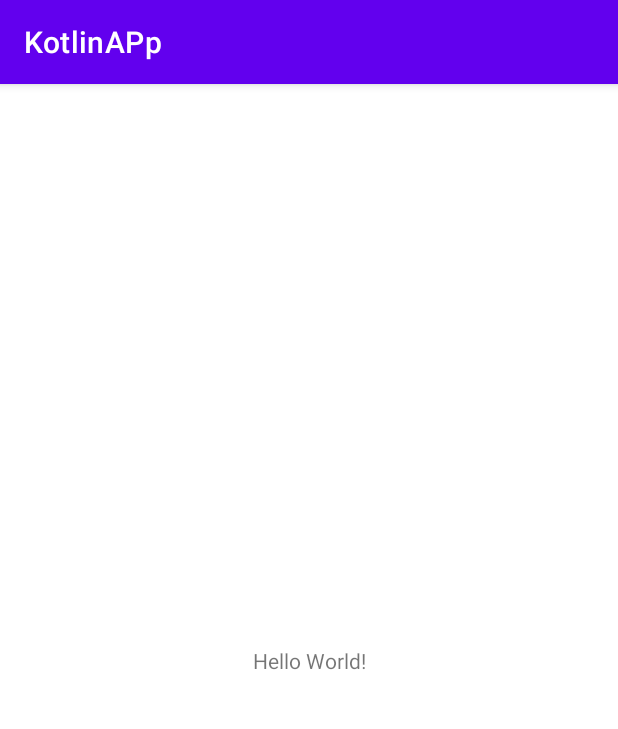
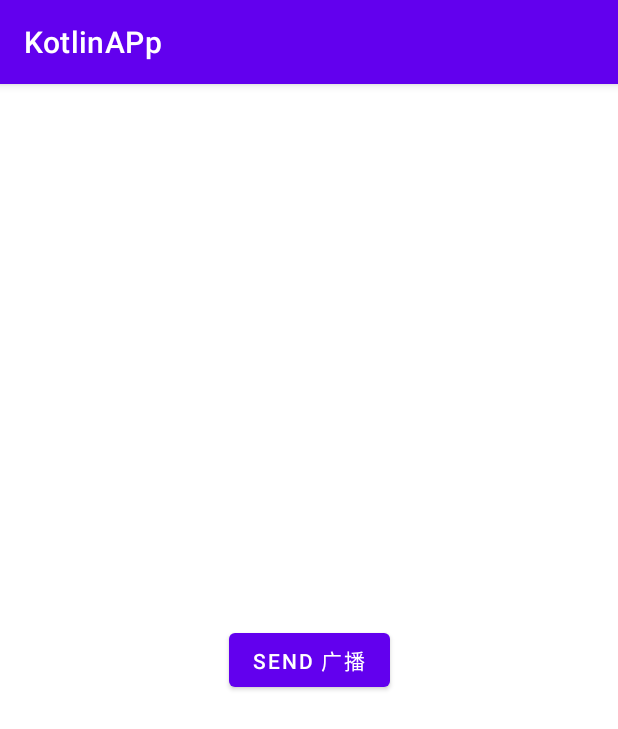
Before and after one commit to tozzais/KotlinAPp, an Android app: the screen it shows after launch (MainActivity before the commit, MainActivity1 after it), on a phone screen of 412 x 824 dp. Shown: the top 729 px of the screen. Run offline under Robolectric (Android 15) with nearby library versions, the phone set to English and light mode, and no system bars.

Commit message:
第一行代码

```diff
--- a/app/src/main/java/com/example/kotlinapp/Hello.kt
+++ b/app/src/main/java/com/example/kotlinapp/Hello.kt
@@ -71,6 +71,7 @@ fun main(array: Array<String>) {
     }
 
 
+
 }
 /* 单行注释 */
 /*
--- /dev/null
+++ b/app/src/main/java/com/example/kotlinapp/broadcastReceiver/MainActivity1.kt
@@ -0,0 +1,35 @@
+package com.example.kotlinapp.broadcastReceiver
+
+import android.content.Intent
+import android.os.Bundle
+import android.view.View.OnClickListener
+import android.widget.Button
+import androidx.appcompat.app.AppCompatActivity
+import com.example.kotlinapp.R
+
+/**
+ * 发送标准广播
+ */
+class MainActivity1 : AppCompatActivity() {
+
+
+
+
+    override fun onCreate(savedInstanceState: Bundle?) {
+        super.onCreate(savedInstanceState)
+        setContentView(R.layout.activity_main)
+
+        findViewById<Button>(R.id.button).setOnClickListener(OnClickListener {
+            val intent = Intent("com.example.broadcasttest.MY_BROADCAST")
+            intent.setPackage(packageName)
+            sendOrderedBroadcast(intent,null)
+
+        })
+
+
+
+    }
+
+
+
+}
--- a/app/src/main/res/layout/activity_main.xml
+++ b/app/src/main/res/layout/activity_main.xml
@@ -6,10 +6,11 @@
     android:layout_height="match_parent"
     tools:context=".MainActivity">
 
-    <TextView
+    <Button
+        android:id="@+id/button"
         android:layout_width="wrap_content"
         android:layout_height="wrap_content"
-        android:text="Hello World!"
+        android:text="send 广播"
         app:layout_constraintBottom_toBottomOf="parent"
         app:layout_constraintLeft_toLeftOf="parent"
         app:layout_constraintRight_toRightOf="parent"
```
Also changed, not shown: app/src/main/AndroidManifest.xml (+27 -1 lines), app/src/main/java/com/example/kotlinapp/BaseActivity.kt (added, +33 -0 lines), app/src/main/java/com/example/kotlinapp/MainActivity.kt (+31 -0 lines), app/src/main/java/com/example/kotlinapp/broadcastReceiver/ActivityCollector.kt (added, +25 -0 lines), app/src/main/java/com/example/kotlinapp/broadcastReceiver/AnotherBroadcastReceiver.kt (added, +13 -0 lines), app/src/main/java/com/example/kotlinapp/broadcastReceiver/BootCompleteReceiver.kt (added, +13 -0 lines), app/src/main/java/com/example/kotlinapp/broadcastReceiver/MyBroadcastReceiver.kt (added, +13 -0 lines), gradle/wrapper/gradle-wrapper.properties, 1 other file.
